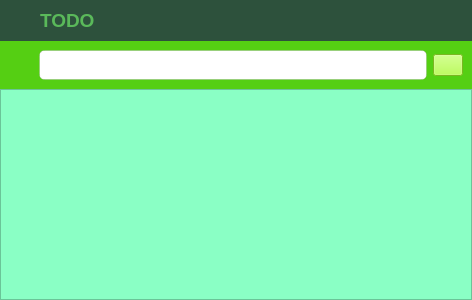
The window that list_of_tasks_ui.ui (Diamondman51/TODO_APP) describes before a commit, drawn with Qt 5.
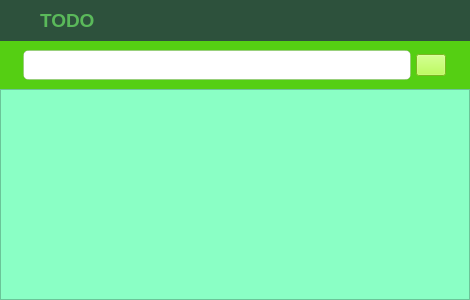
The same window after the commit. Icons and pictures are not drawn.

```diff
--- a/list_of_tasks_ui.ui
+++ b/list_of_tasks_ui.ui
@@ -6,7 +6,7 @@
    <rect>
     <x>0</x>
     <y>0</y>
-    <width>472</width>
+    <width>470</width>
     <height>300</height>
    </rect>
   </property>
@@ -108,14 +108,20 @@
    <item>
     <widget class="QWidget" name="widget" native="true">
      <layout class="QHBoxLayout" name="horizontalLayout_2">
+      <property name="spacing">
+       <number>0</number>
+      </property>
       <item>
        <spacer name="horizontalSpacer">
         <property name="orientation">
          <enum>Qt::Horizontal</enum>
         </property>
+        <property name="sizeType">
+         <enum>QSizePolicy::Maximum</enum>
+        </property>
         <property name="sizeHint" stdset="0">
          <size>
-          <width>40</width>
+          <width>500</width>
           <height>20</height>
          </size>
         </property>
@@ -131,12 +137,28 @@
         </property>
         <property name="maximumSize">
          <size>
-          <width>300</width>
-          <height>16777215</height>
+          <width>1200</width>
+          <height>30</height>
          </size>
         </property>
        </widget>
       </item>
+      <item>
+       <spacer name="horizontalSpacer_3">
+        <property name="orientation">
+         <enum>Qt::Horizontal</enum>
+        </property>
+        <property name="sizeType">
+         <enum>QSizePolicy::Fixed</enum>
+        </property>
+        <property name="sizeHint" stdset="0">
+         <size>
+          <width>5</width>
+          <height>20</height>
+         </size>
+        </property>
+       </spacer>
+      </item>
       <item>
        <widget class="QPushButton" name="btn_add_task">
         <property name="maximumSize">
@@ -160,6 +182,22 @@
         </property>
        </widget>
       </item>
+      <item>
+       <spacer name="horizontalSpacer_2">
+        <property name="orientation">
+         <enum>Qt::Horizontal</enum>
+        </property>
+        <property name="sizeType">
+         <enum>QSizePolicy::Maximum</enum>
+        </property>
+        <property name="sizeHint" stdset="0">
+         <size>
+          <width>500</width>
+          <height>20</height>
+         </size>
+        </property>
+       </spacer>
+      </item>
      </layout>
     </widget>
    </item>
```
